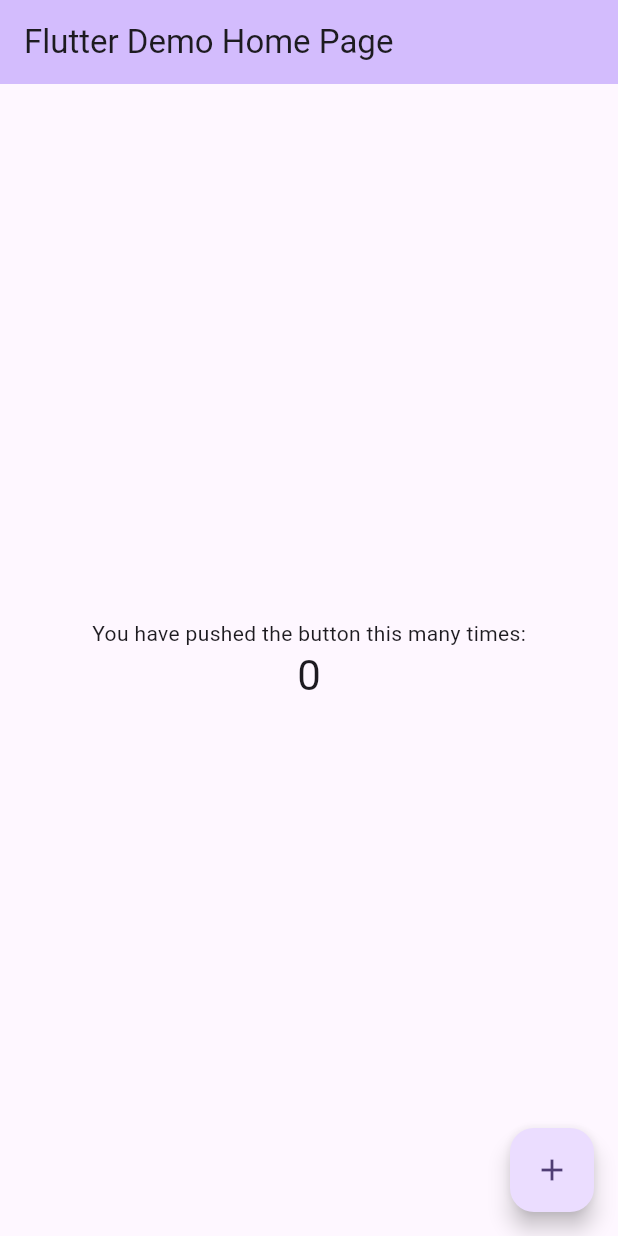
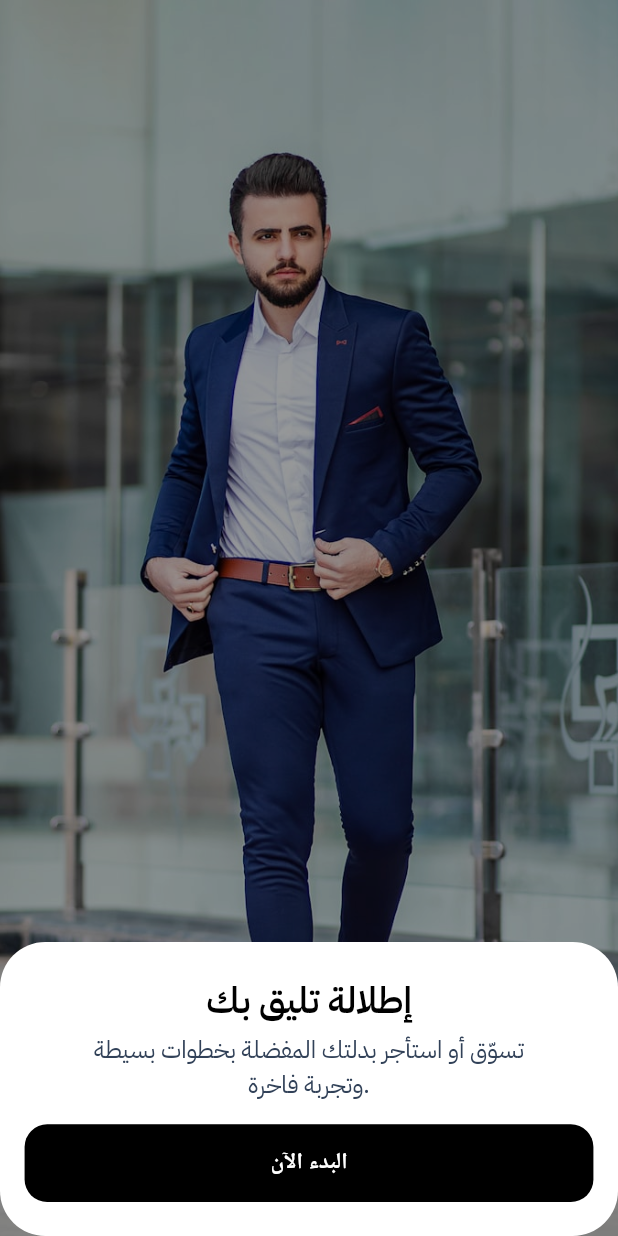
Before and after one commit to Abdul-Rahman-Shokry/waheed_hassan_suits, a Flutter app: the screen it shows after launch, on a phone screen of 412 x 824 dp. Run offline on Flutter 3.47's test engine with Material 3 defaults, Android fonts, the phone set to English and light mode, and no system bars; our stand-ins replace cached_network_image, flutter_screenutil, flutter_svg, lottie.

Commit message:
implement onboarding screen UI

```diff
--- /dev/null
+++ b/lib/core/widgets/app_button.dart
@@ -0,0 +1,20 @@
+import 'package:flutter/material.dart';
+import 'package:flutter_screenutil/flutter_screenutil.dart';
+
+class AppButton extends StatelessWidget {
+  final String text;
+  final VoidCallback? onPressed;
+
+  const AppButton({super.key, this.text = "", this.onPressed});
+
+  @override
+  Widget build(BuildContext context) {
+    return FilledButton(
+      onPressed: onPressed ?? (){},
+      child: Text(
+        text,
+        style: TextStyle(fontWeight: FontWeight.w600, fontSize: 16.sp),
+      ),
+    );
+  }
+}
--- /dev/null
+++ b/lib/core/widgets/app_image.dart
@@ -0,0 +1,122 @@
+import 'dart:io';
+
+import 'package:cached_network_image/cached_network_image.dart';
+import 'package:flutter/material.dart';
+import 'package:flutter_svg/flutter_svg.dart';
+import 'package:lottie/lottie.dart';
+
+class AppImage extends StatelessWidget {
+  final String path;
+  final double? height, width, bottomSpace;
+  final BoxFit fit;
+  final bool isCircle;
+  final Color? color;
+
+  const AppImage(
+      this.path, {
+        super.key,
+        this.height,
+        this.width,
+        this.fit = BoxFit.scaleDown,
+        this.color,
+        this.bottomSpace,
+        this.isCircle = false,
+      });
+
+  @override
+  Widget build(BuildContext context) {
+    final myFit = isCircle ? BoxFit.cover : fit;
+
+    return Padding(
+      padding: bottomSpace != null
+          ? EdgeInsets.only(bottom: bottomSpace!)
+          : EdgeInsets.zero,
+      child: Builder(
+        builder: (context) {
+          Widget child;
+
+          if(path.isEmpty) return SizedBox.shrink();
+
+          if (path.contains("com.example.avon/cache")) {
+            child = Image.file(
+              File(path),
+              height: height,
+              width: width,
+              fit: myFit,
+              color: color,
+              errorBuilder: (context, error, stackTrace) => _errorWidget(),
+            );
+          } else if (path.endsWith("svg")) {
+            child = FutureBuilder(
+              future: DefaultAssetBundle.of(context).load("assets/svg/$path"),
+              builder: (context, snapshot) {
+                if (snapshot.connectionState == ConnectionState.waiting) {
+                  return SizedBox(height: height ?? 24, width: width ?? 24);
+                }
+                if (snapshot.hasError) {
+                  return _errorWidget();
+                }
+                return SvgPicture.asset(
+                  "assets/svg/$path",
+                  height: height,
+                  width: width,
+                  fit: myFit,
+                  colorFilter: color != null
+                      ? ColorFilter.mode(color!, BlendMode.srcIn)
+                      : null,
+                );
+              },
+            );
+          } else if (path.startsWith("http")) {
+            child = CachedNetworkImage(
+              imageUrl: path,
+              height: height,
+              width: width,
+              fit: myFit,
+              color: color,
+              placeholder: (context, url) => SizedBox(
+                height: height ?? 24,
+                width: width ?? 24,
+                child: const Center(
+                  child: CircularProgressIndicator.adaptive(),
+                ),
+              ),
+              errorWidget: (context, url, error) => _errorWidget(),
+            );
+          } else if (path.endsWith("png") || path.endsWith("jpg")) {
+            child = Image.asset(
+              "assets/images/$path",
+              height: height,
+              width: width,
+              fit: myFit,
+              color: color,
+              errorBuilder: (context, error, stackTrace) => _errorWidget(),
+            );
+          } else if (path.endsWith("json")) {
+            child = Lottie.asset(
+              "assets/lotties/$path",
+              height: height,
+              width: width,
+              fit: myFit,
+              errorBuilder: (context, error, stackTrace) => _errorWidget(),
+            );
+          } else {
+            child = _errorWidget();
+          }
+
+          if(isCircle) return ClipOval(child: child,);
+
+          return child;
+        },
+      ),
+    );
+  }
+
+  Widget _errorWidget() {
+    return Icon(
+      Icons.error_outline_rounded,
+      color: Colors.red,
+      size: width ?? height ?? 24,
+    );
+  }
+}
--- a/lib/main.dart
+++ b/lib/main.dart
@@ -1,4 +1,8 @@
 import 'package:flutter/material.dart';
+import 'package:flutter_screenutil/flutter_screenutil.dart';
+import 'package:waheed_hassan_suits/views/onboarding.dart';
+
+import 'core/utils/helper_methods.dart';
 
 void main() {
   runApp(const MyApp());
@@ -7,116 +11,37 @@ void main() {
 class MyApp extends StatelessWidget {
   const MyApp({super.key});
 
-  // This widget is the root of your application.
   @override
   Widget build(BuildContext context) {
-    return MaterialApp(
-      title: 'Flutter Demo',
-      theme: ThemeData(
-        // This is the theme of your application.
-        //
-        // TRY THIS: Try running your application with "flutter run". You'll see
-        // the application has a purple toolbar. Then, without quitting the app,
-        // try changing the seedColor in the colorScheme below to Colors.green
-        // and then invoke "hot reload" (save your changes or press the "hot
-        // reload" button in a Flutter-supported IDE, or press "r" if you used
-        // the command line to start the app).
-        //
-        // Notice that the counter didn't reset back to zero; the application
-        // state is not lost during the reload. To reset the state, use hot
-        // restart instead.
-        //
-        // This works for code too, not just values: Most code changes can be
-        // tested with just a hot reload.
-        colorScheme: .fromSeed(seedColor: Colors.deepPurple),
-      ),
-      home: const MyHomePage(title: 'Flutter Demo Home Page'),
+    return ScreenUtilInit(
+      designSize: const Size(402,874),
+      minTextAdapt: true,
+      splitScreenMode: true,
+      builder: (_, child) {
+        return MaterialApp(
+          navigatorKey: navKey,
+          title: 'Flutter Demo',
+          theme: ThemeData(
+            fontFamily: "IBMPlexSansArabic",
+            filledButtonTheme: FilledButtonThemeData(
+              style: FilledButton.styleFrom(
+                backgroundColor: Color(0xff000000),
+                fixedSize: Size.fromHeight(55.h),
+                textStyle: TextStyle(
+                  fontWeight: FontWeight.w500,
+                  fontSize: 14.sp,
+                ),
+                shape: RoundedRectangleBorder(
+                  borderRadius: BorderRadius.circular(16.r)
+                )
+              ),
+            ),
+          ),
+          debugShowCheckedModeBanner: false,
+          home: child,
+        );
+      },
+      child: OnBoardingView(),
     );
   }
 }
-
-class MyHomePage extends StatefulWidget {
-  const MyHomePage({super.key, required this.title});
-
-  // This widget is the home page of your application. It is stateful, meaning
-  // that it has a State object (defined below) that contains fields that affect
-  // how it looks.
-
-  // This class is the configuration for the state. It holds the values (in this
-  // case the title) provided by the parent (in this case the App widget) and
-  // used by the build method of the State. Fields in a Widget subclass are
-  // always marked "final".
-
-  final String title;
-
-  @override
-  State<MyHomePage> createState() => _MyHomePageState();
-}
-
-class _MyHomePageState extends State<MyHomePage> {
-  int _counter = 0;
-
-  void _incrementCounter() {
-    setState(() {
-      // This call to setState tells the Flutter framework that something has
-      // changed in this State, which causes it to rerun the build method below
-      // so that the display can reflect the updated values. If we changed
-      // _counter without calling setState(), then the build method would not be
-      // called again, and so nothing would appear to happen.
-      _counter++;
-    });
-  }
-
-  @override
-  Widget build(BuildContext context) {
-    // This method is rerun every time setState is called, for instance as done
-    // by the _incrementCounter method above.
-    //
-    // The Flutter framework has been optimized to make rerunning build methods
-    // fast, so that you can just rebuild anything that needs updating rather
-    // than having to individually change instances of widgets.
-    return Scaffold(
-      appBar: AppBar(
-        // TRY THIS: Try changing the color here to a specific color (to
-        // Colors.amber, perhaps?) and trigger a hot reload to see the AppBar
-        // change color while the other colors stay the same.
-        backgroundColor: Theme.of(context).colorScheme.inversePrimary,
-        // Here we take the value from the MyHomePage object that was created by
-        // the App.build method, and use it to set our appbar title.
-        title: Text(widget.title),
-      ),
-      body: Center(
-        // Center is a layout widget. It takes a single child and positions it
-        // in the middle of the parent.
-        child: Column(
-          // Column is also a layout widget. It takes a list of children and
-          // arranges them vertically. By default, it sizes itself to fit its
-          // children horizontally, and tries to be as tall as its parent.
-          //
-          // Column has various properties to control how it sizes itself and
-          // how it positions its children. Here we use mainAxisAlignment to
-          // center the children vertically; the main axis here is the vertical
-          // axis because Columns are vertical (the cross axis would be
-          // horizontal).
-          //
-          // TRY THIS: Invoke "debug painting" (choose the "Toggle Debug Paint"
-          // action in the IDE, or press "p" in the console), to see the
-          // wireframe for each widget.
-          mainAxisAlignment: .center,
-          children: [
-            const Text('You have pushed the button this many times:'),
-            Text(
-              '$_counter',
-              style: Theme.of(context).textTheme.headlineMedium,
-            ),
-          ],
-        ),
-      ),
-      floatingActionButton: FloatingActionButton(
-        onPressed: _incrementCounter,
-        tooltip: 'Increment',
-        child: const Icon(Icons.add),
-      ),
-    );
-  }
-}
--- /dev/null
+++ b/lib/views/onboarding.dart
@@ -0,0 +1,74 @@
+import 'package:flutter/material.dart';
+import 'package:flutter_screenutil/flutter_screenutil.dart';
+import 'package:waheed_hassan_suits/core/widgets/app_button.dart';
+import 'package:waheed_hassan_suits/core/widgets/app_image.dart';
+
+class OnBoardingView extends StatelessWidget {
+  const OnBoardingView({super.key});
+
+  @override
+  Widget build(BuildContext context) {
+    return Scaffold(
+      body: Stack(
+        children: [
+          Positioned.fill(
+            child: AppImage(
+              "onboarding.jpg",
+              fit: BoxFit.cover,
+              width: double.infinity,
+              height: double.infinity,
+            ),
+          ),
+          Positioned.fill(
+            child: DecoratedBox(
+              decoration: BoxDecoration(
+                color: Colors.black.withValues(alpha: 0.4),
+              ),
+            ),
+          ),
+          Align(
+            alignment: Alignment.bottomCenter,
+            child: Container(
+              width: double.infinity,
+              padding: EdgeInsets.symmetric(
+                horizontal: 16.w,
+                vertical: 24.h,
+              ),
+              decoration: BoxDecoration(
+                color: Colors.white,
+                borderRadius: BorderRadius.circular(32.r),
+              ),
+              child: Column(
+                crossAxisAlignment: CrossAxisAlignment.stretch,
+                mainAxisSize: MainAxisSize.min,
+                children: [
+                  const Text(
+                    "إطلالة تليق بك",
+                    textAlign: TextAlign.center,
+                    style: TextStyle(
+                      fontSize: 24,
+                      fontWeight: FontWeight.w600,
+                      color: Colors.black,
+                    ),
+                  ),
+                  SizedBox(height: 4.h,),
+                  const Text(
+                    "تسوّق أو استأجر بدلتك المفضلة بخطوات بسيطة\nوتجربة فاخرة.",
+                    textAlign: TextAlign.center,
+                    style: TextStyle(
+                      fontSize: 16,
+                      fontWeight: FontWeight.w400,
+                      color: Color(0xff314158),
+                    ),
+                  ),
+                  SizedBox(height: 16.h),
+                  AppButton(text: "البدء الآن"),
+                ],
+              ),
+            ),
+          ),
+        ],
+      ),
+    );
+  }
+}
```
Also changed, not shown: lib/core/utils/helper_methods.dart (added, +31 -0 lines), lib/views/splash.dart (added, +29 -0 lines), pubspec.yaml (+20 -57 lines), assets/fonts/IBMPlexSansArabic-Bold-w700.ttf (added), assets/fonts/IBMPlexSansArabic-Medium-w500.ttf (added), assets/fonts/IBMPlexSansArabic-Regular-w400.ttf (added), assets/fonts/IBMPlexSansArabic-SemiBold-w600.ttf (added), assets/images/onboarding.jpg (added), assets/svg/waheed.svg (added), pubspec.lock, 64 other files.
